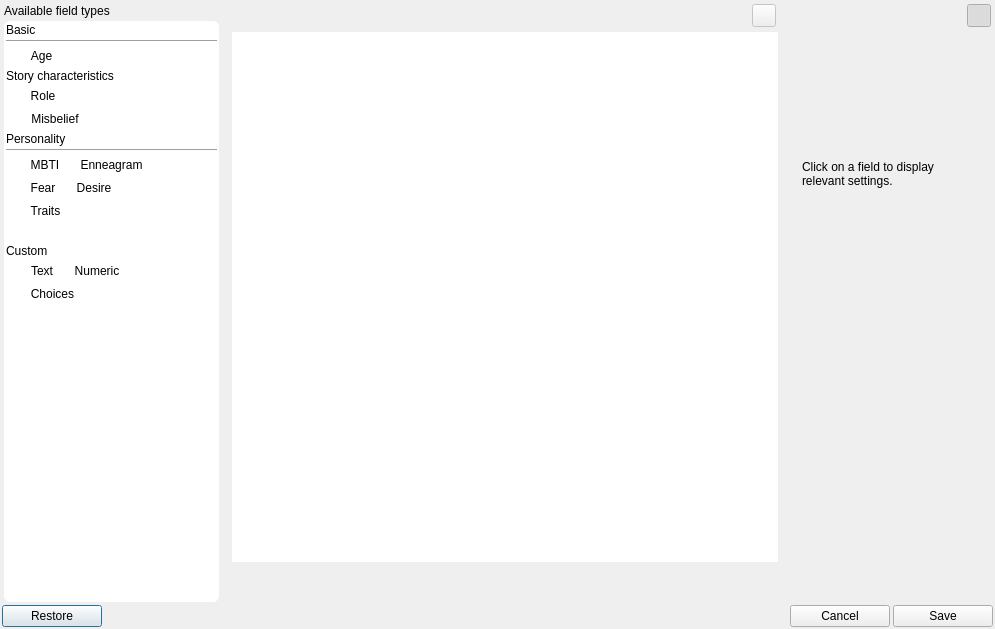
Old version of the form ui/character_profile_editor_dialog.ui in the repository zkovari/plotlyst.
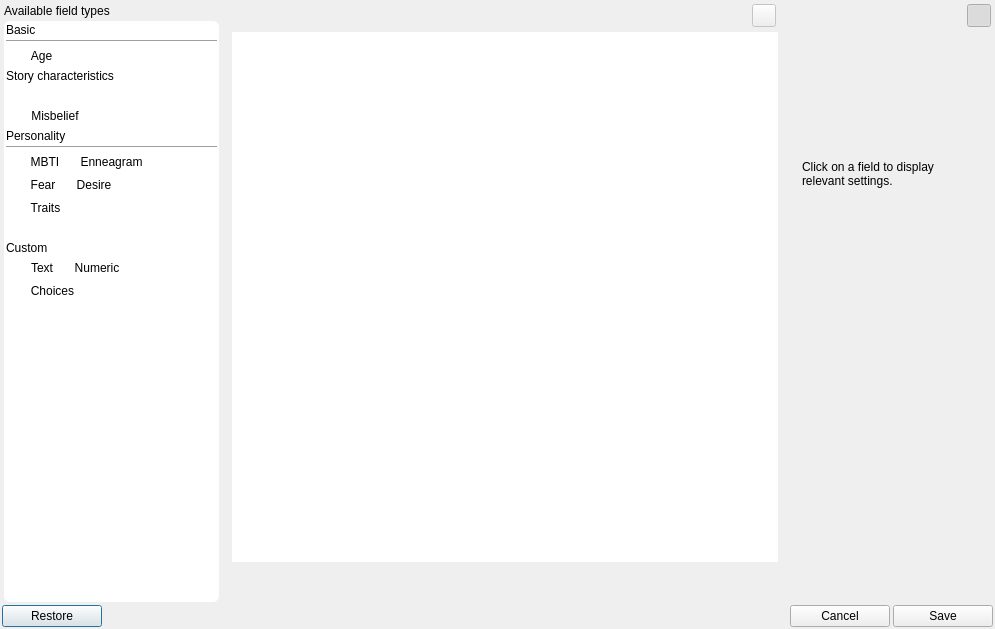
New version of the form. Custom widgets are drawn as their Qt base class.

Commit message: separate role from template

```diff
--- a/ui/character_profile_editor_dialog.ui
+++ b/ui/character_profile_editor_dialog.ui
@@ -189,25 +189,6 @@
               </property>
              </spacer>
             </item>
-            <item>
-             <widget class="QToolButton" name="btnRole">
-              <property name="cursor">
-               <cursorShape>OpenHandCursor</cursorShape>
-              </property>
-              <property name="text">
-               <string>Role</string>
-              </property>
-              <property name="iconSize">
-               <size>
-                <width>24</width>
-                <height>24</height>
-               </size>
-              </property>
-              <property name="toolButtonStyle">
-               <enum>Qt::ToolButtonTextUnderIcon</enum>
-              </property>
-             </widget>
-            </item>
             <item>
              <spacer name="horizontalSpacer_9">
               <property name="orientation">
```
The commit also changes 18 other files.
